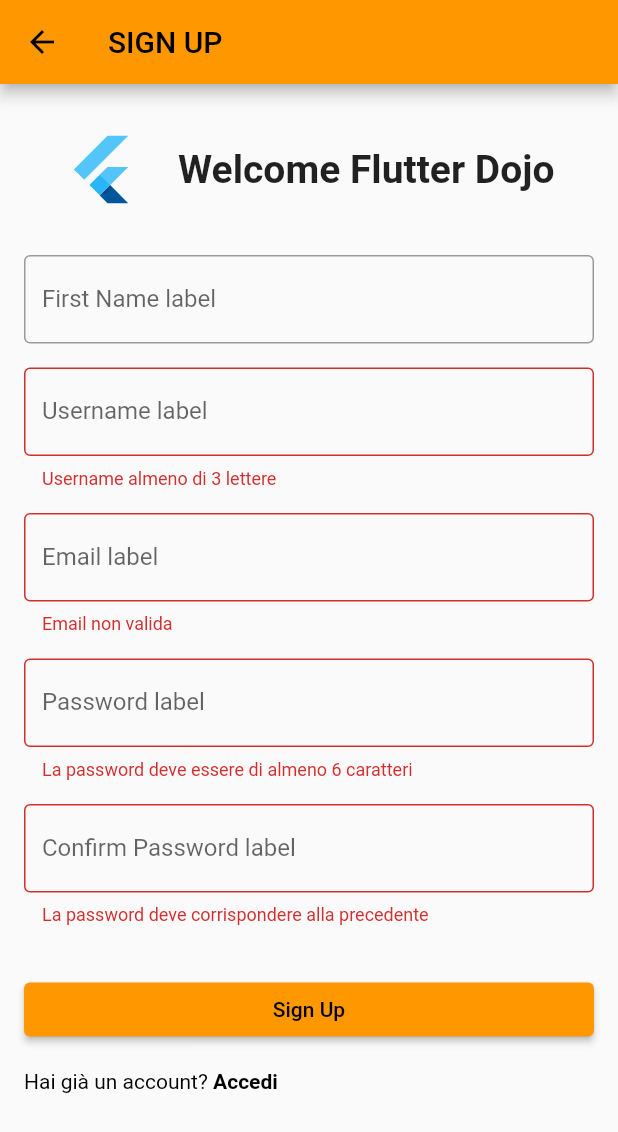
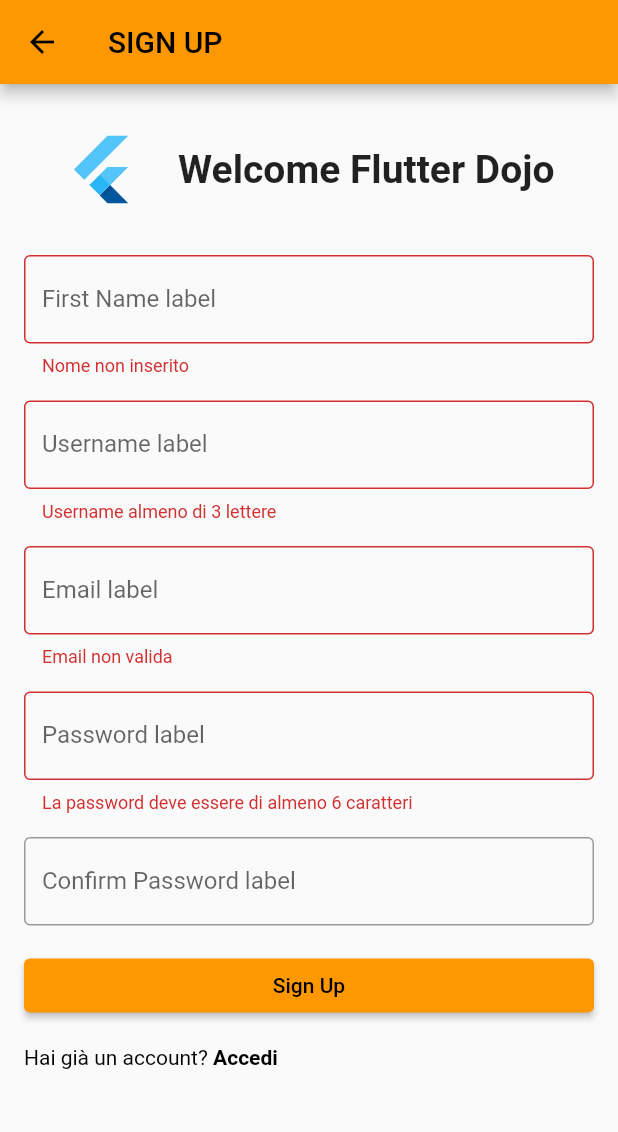
Before and after one commit to giandifra/flutter-dojo-2022, a Flutter app: the SignUpScreen screen opened directly, after a tap on "Sign Up", on a phone screen of 412 x 824 dp. Shown: the top 1132 px of the screen. Run offline on Flutter 3.47's test engine with Material 2 defaults, Android fonts, the phone set to English and light mode, and no system bars; our stand-ins replace email_validator, flutter_riverpod, flutter_signin_button.

Commit message:
Update sign_up.dart
Improving validators

```diff
--- a/lib/ui/screens/sign_up.dart
+++ b/lib/ui/screens/sign_up.dart
@@ -51,7 +51,7 @@
                   hintText: 'First Name',
                   labelText: 'First Name label',
                   validator: (input) {
-                    if (input == null) return "Nome non inserito";
+                    if (input!.isEmpty) return "Nome non inserito";
                   },
                 ),
                 const SizedBox(height: 16),
@@ -60,8 +60,7 @@
                   hintText: 'Username',
                   labelText: 'Username label',
                   validator: (input) {
-                    if (input == null) return null;
-                    if (input.length < 3) {
+                    if (input!.length < 3) {
                       return 'Username almeno di 3 lettere';
                     }
                     return null;
@@ -73,7 +72,6 @@
                   hintText: 'Email',
                   labelText: 'Email label',
                   validator: (input) {
-                    print(input);
                     if (input == null) return null;
                     if (!EmailValidator.validate(input)) {
                       return 'Email non valida';
@@ -87,8 +85,7 @@
                   hintText: 'Password',
                   labelText: 'Password label',
                   validator: (input) {
-                    if (input == null) return null;
-                    if (input.length < 6) {
+                    if (input!.length < 6) {
                       return 'La password deve essere di almeno 6 caratteri';
                     }
                     return null;
@@ -102,8 +99,8 @@
                   labelText: 'Confirm Password label',
                   validator: (input) {
                     if (input == null) return null;
-                    if (input.length < 6) {
-                      return 'La password deve corrispondere alla precedente';
+                    if (input != passwordController.text) {
+                      return 'La password non corrisponde';
                     }
                     return null;
                   },
@@ -120,10 +117,10 @@
                       });
                     },),*/
                 ),
-                const SizedBox(height: 32),
+                const SizedBox(height: 16),
                 Consumer(
                   builder: (BuildContext context, WidgetRef ref, Widget? child) {
-                    print('BUILD UI SIGN UN BUTTON');
+                    print('BUILD UI SIGN UP BUTTON');
                     final isLoading = ref.watch(isLoadingProvider);
 
                     return ElevatedButton(
```
